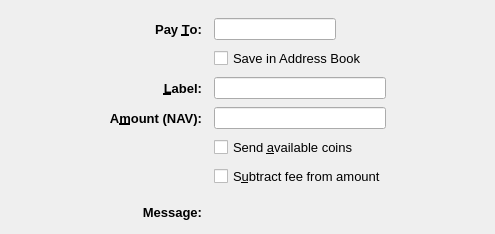
This is src/qt/forms/sendcoinsentry.ui in navcoin/navcoin-core as Qt 5 draws it before an edit. The edited form follows.
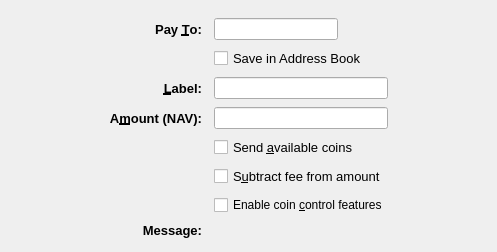
This is the edited form. Icons and pictures are not drawn. Custom widgets are drawn as their Qt base class.

Commit message: Added new coin control toggle to send dialog and removed some redundant spacers

What changed in the file:
```diff
--- a/src/qt/forms/sendcoinsentry.ui
+++ b/src/qt/forms/sendcoinsentry.ui
@@ -293,6 +293,16 @@
       </property>
      </widget>
     </item>
+    <item row="10" column="2">
+     <widget class="QCheckBox" name="checkboxCoinControl">
+      <property name="toolTip">
+       <string>Whether to show coin control features or not.</string>
+      </property>
+      <property name="text">
+       <string>Enable coin &amp;control features</string>
+      </property>
+     </widget>
+    </item>
    </layout>
   </widget>
   <widget class="QFrame" name="SendCoins_UnauthenticatedPaymentRequest">
```
The commit also changes 6 other files.
